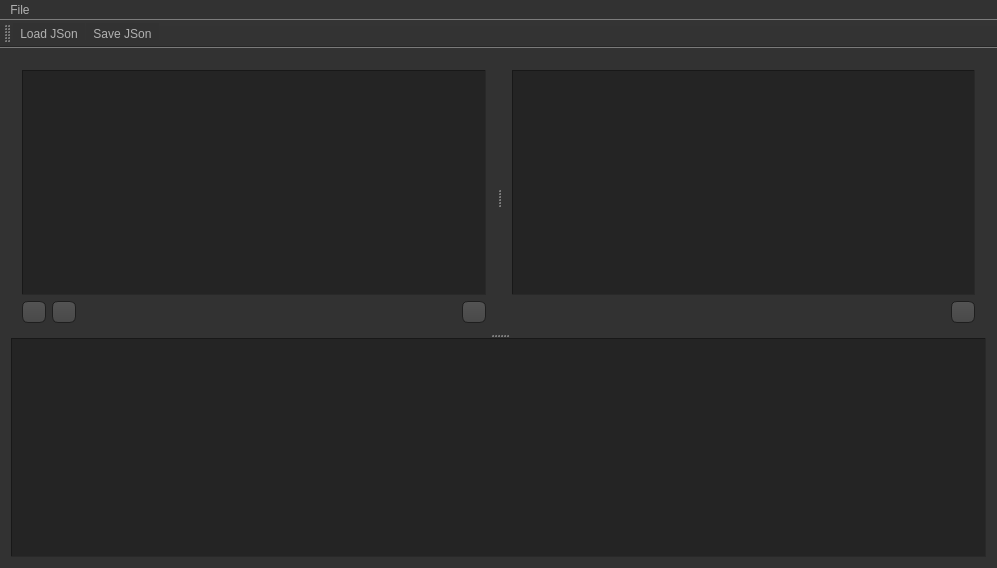
Before: the Qt Designer form bugTracker/mainwindow.ui in Acatera/BugTracker, drawn with Qt 5.
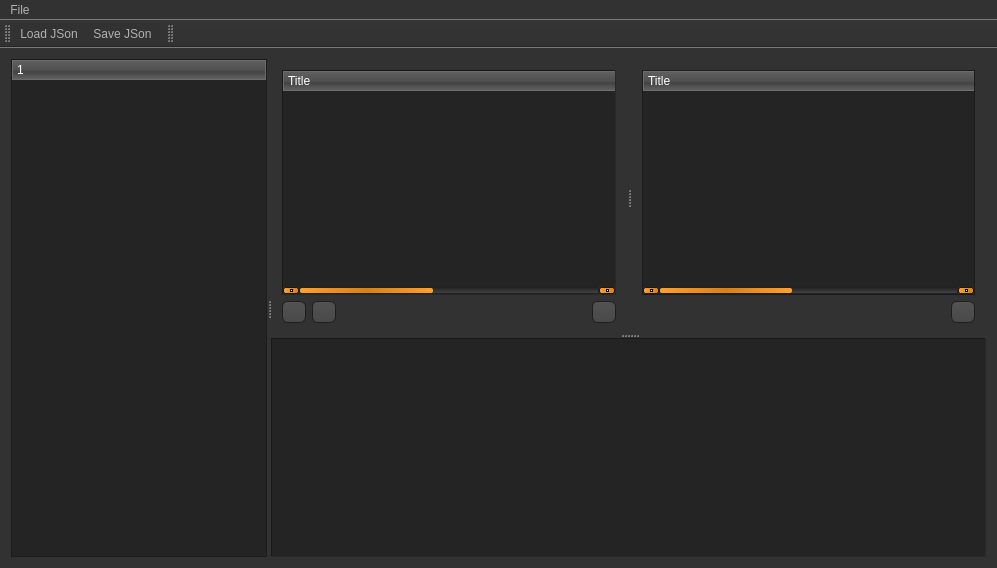
After: the same form once the commit is applied. Icons and pictures are not drawn.

Commit message: Bunch of changes Replaced lists with trees, got ordering to kinda work, added priority, started working on project files.

Patch:
```diff
--- a/bugTracker/mainwindow.ui
+++ b/bugTracker/mainwindow.ui
@@ -484,29 +484,123 @@
 QCheckBox::indicator:disabled, QRadioButton::indicator:disabled
 {
     border: 1px solid #444;
-} </string>
+} 
+
+QTreeView
+{
+    outline: 0;
+	background-color: #242424;
+	alternate-background-color: #2a2a2a;
+}
+</string>
   </property>
   <widget class="QWidget" name="centralWidget">
    <layout class="QGridLayout" name="gridLayout">
-    <item row="0" column="1">
+    <item row="0" column="0">
+     <widget class="QSplitter" name="splitter_3">
+      <property name="sizePolicy">
+       <sizepolicy hsizetype="Expanding" vsizetype="Expanding">
+        <horstretch>0</horstretch>
+        <verstretch>0</verstretch>
+       </sizepolicy>
+      </property>
+      <property name="orientation">
+       <enum>Qt::Horizontal</enum>
+      </property>
+      <widget class="QTreeWidget" name="treeWidget_3">
+       <property name="sizePolicy">
+        <sizepolicy hsizetype="Minimum" vsizetype="Expanding">
+         <horstretch>0</horstretch>
+         <verstretch>0</verstretch>
+        </sizepolicy>
+       </property>
+       <property name="minimumSize">
+        <size>
+         <width>10</width>
+         <height>0</height>
+        </size>
+       </property>
+       <property name="maximumSize">
+        <size>
+         <width>10000</width>
+         <height>16777215</height>
+        </size>
+       </property>
+       <property name="baseSize">
+        <size>
+         <width>10</width>
+         <height>0</height>
+        </size>
+       </property>
+       <attribute name="headerDefaultSectionSize">
+        <number>15</number>
+       </attribute>
+       <column>
+        <property name="text">
+         <string notr="true">1</string>
+        </property>
+       </column>
+      </widget>
      <widget class="QSplitter" name="splitter_2">
+       <property name="sizePolicy">
+        <sizepolicy hsizetype="Expanding" vsizetype="Expanding">
+         <horstretch>4</horstretch>
+         <verstretch>0</verstretch>
+        </sizepolicy>
+       </property>
       <property name="orientation">
        <enum>Qt::Vertical</enum>
       </property>
       <widget class="QSplitter" name="splitter">
+        <property name="sizePolicy">
+         <sizepolicy hsizetype="Expanding" vsizetype="Preferred">
+          <horstretch>2</horstretch>
+          <verstretch>0</verstretch>
+         </sizepolicy>
+        </property>
        <property name="orientation">
         <enum>Qt::Horizontal</enum>
        </property>
        <widget class="QWidget" name="verticalLayoutWidget">
         <layout class="QVBoxLayout" name="verticalLayout">
          <item>
-          <widget class="QListWidget" name="listWidget">
-           <property name="focusPolicy">
-            <enum>Qt::StrongFocus</enum>
+           <widget class="QTreeWidget" name="treeWidget">
+            <property name="styleSheet">
+             <string notr="true">QTreeView::branch {
+    outline: 0;
+}</string>
            </property>
            <property name="frameShape">
             <enum>QFrame::Panel</enum>
            </property>
+            <property name="alternatingRowColors">
+             <bool>true</bool>
+            </property>
+            <property name="indentation">
+             <number>0</number>
+            </property>
+            <property name="sortingEnabled">
+             <bool>true</bool>
+            </property>
+            <attribute name="headerDefaultSectionSize">
+             <number>370</number>
+            </attribute>
+            <attribute name="headerHighlightSections">
+             <bool>true</bool>
+            </attribute>
+            <attribute name="headerMinimumSectionSize">
+             <number>30</number>
+            </attribute>
+            <column>
+             <property name="text">
+              <string>Title</string>
+             </property>
+            </column>
+            <column>
+             <property name="text">
+              <string>Priority</string>
+             </property>
+            </column>
           </widget>
          </item>
          <item>
@@ -612,10 +706,35 @@
        <widget class="QWidget" name="verticalLayoutWidget_2">
         <layout class="QVBoxLayout" name="verticalLayout_2">
          <item>
-          <widget class="QListWidget" name="listWidget_2">
-           <property name="frameShape">
-            <enum>QFrame::Panel</enum>
-           </property>
+           <widget class="QTreeWidget" name="treeWidget_2">
+            <property name="alternatingRowColors">
+             <bool>true</bool>
+            </property>
+            <property name="indentation">
+             <number>0</number>
+            </property>
+            <property name="sortingEnabled">
+             <bool>true</bool>
+            </property>
+            <attribute name="headerDefaultSectionSize">
+             <number>370</number>
+            </attribute>
+            <attribute name="headerHighlightSections">
+             <bool>true</bool>
+            </attribute>
+            <attribute name="headerMinimumSectionSize">
+             <number>20</number>
+            </attribute>
+            <column>
+             <property name="text">
+              <string>Title</string>
+             </property>
+            </column>
+            <column>
+             <property name="text">
+              <string>Completed</string>
+             </property>
+            </column>
           </widget>
          </item>
          <item>
@@ -659,6 +778,12 @@
        </widget>
       </widget>
       <widget class="QPlainTextEdit" name="issueDetails">
+        <property name="sizePolicy">
+         <sizepolicy hsizetype="Expanding" vsizetype="Expanding">
+          <horstretch>2</horstretch>
+          <verstretch>0</verstretch>
+         </sizepolicy>
+        </property>
        <property name="font">
         <font>
          <family>Droid Sans Mono</family>
@@ -673,6 +798,7 @@
        </property>
       </widget>
      </widget>
+     </widget>
     </item>
    </layout>
   </widget>
@@ -707,6 +833,17 @@
    <addaction name="actionLoadJSon"/>
    <addaction name="actionSaveJSon"/>
   </widget>
+  <widget class="QToolBar" name="toolBar_2">
+   <property name="windowTitle">
+    <string>toolBar_2</string>
+   </property>
+   <attribute name="toolBarArea">
+    <enum>TopToolBarArea</enum>
+   </attribute>
+   <attribute name="toolBarBreak">
+    <bool>false</bool>
+   </attribute>
+  </widget>
   <action name="actionLoadJSon">
    <property name="text">
     <string>Load JSon</string>
```
Lines whose indentation alone changed are shown as unchanged. The commit also changes 9 other files.
